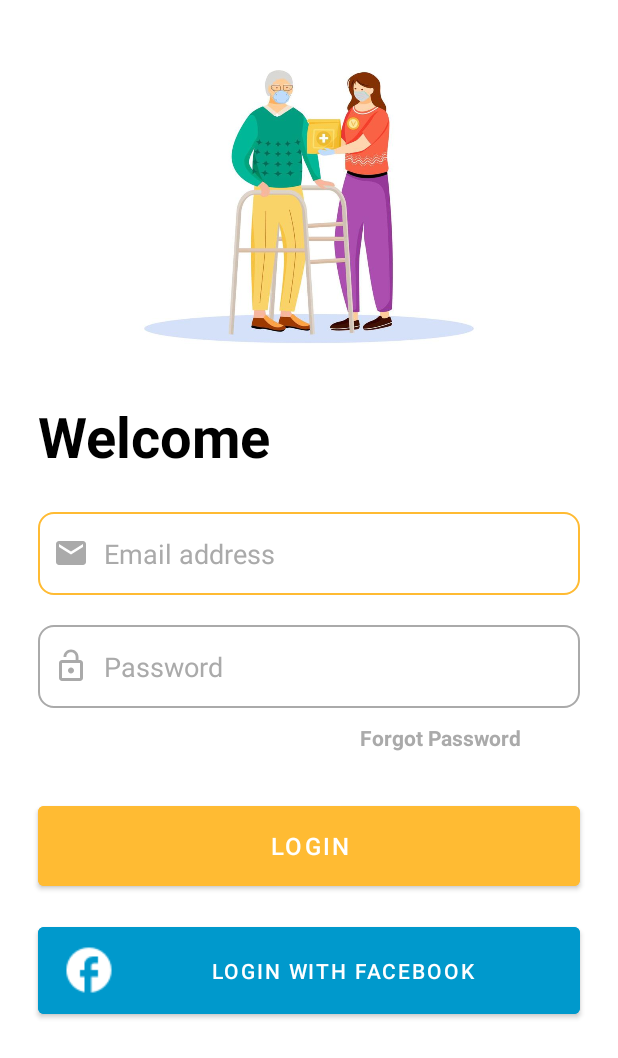
After one commit to Aryan2601/_Gratitude_, an Android app: the LoginActivity screen opened directly, with no data from a screen before it, on a phone screen of 412 x 824 dp. The commit adds this screen. Shown: the top 1058 px of the screen. Run offline under Robolectric (Android 15) with nearby library versions, the phone set to English and light mode, and no system bars; our stand-ins replace Firebase (no records; nobody signed in at launch, a user with empty details on screens opened directly).

Commit message:
Modified Manifest and added login

```diff
--- a/app/build.gradle
+++ b/app/build.gradle
@@ -1,5 +1,6 @@
 plugins {
     id 'com.android.application'
+    id 'com.google.gms.google-services'
 }
 
 android {
@@ -33,6 +34,8 @@ dependencies {
     implementation 'androidx.appcompat:appcompat:1.1.0'
     implementation 'com.google.android.material:material:1.1.0'
     implementation 'androidx.constraintlayout:constraintlayout:1.1.3'
+    implementation 'com.google.firebase:firebase-auth:19.2.0'
+    implementation 'com.google.firebase:firebase-firestore:21.4.0'
     testImplementation 'junit:junit:4.+'
     androidTestImplementation 'androidx.test.ext:junit:1.1.1'
     androidTestImplementation 'androidx.test.espresso:espresso-core:3.2.0'
--- a/app/src/main/AndroidManifest.xml
+++ b/app/src/main/AndroidManifest.xml
@@ -16,6 +16,11 @@
                 <category android:name="android.intent.category.LAUNCHER" />
             </intent-filter>
         </activity>
+
+        <activity android:name=".LoginActivity">
+
+
+        </activity>
         <activity android:name=".MainActivity">
 
         </activity>
--- /dev/null
+++ b/app/src/main/java/amhacks/gratitude/LoginActivity.java
@@ -0,0 +1,212 @@
+package amhacks.gratitude;
+
+import androidx.annotation.NonNull;
+import androidx.appcompat.app.AppCompatActivity;
+
+import android.os.Bundle;
+import android.text.TextUtils;
+import android.view.View;
+import android.widget.Button;
+import android.widget.EditText;
+import android.widget.TextView;
+import android.widget.Toast;
+
+import com.google.android.gms.tasks.OnCompleteListener;
+import com.google.android.gms.tasks.Task;
+import com.google.firebase.auth.AuthResult;
+import com.google.firebase.auth.FirebaseAuth;
+import com.google.firebase.auth.FirebaseAuthInvalidCredentialsException;
+import com.google.firebase.auth.FirebaseAuthInvalidUserException;
+import com.google.firebase.firestore.FirebaseFirestore;
+
+public class LoginActivity extends AppCompatActivity {
+
+    private EditText EmailET, PasswordET, ConfPasswordET;
+    private Button LoginButton, LoginFBButton;
+    private TextView ForgotPasswordLink;
+    private FirebaseAuth mAuth;
+    private FirebaseFirestore firestore;
+    private String email, password, confirm_password;
+
+    @Override
+    protected void onCreate(Bundle savedInstanceState) {
+        super.onCreate(savedInstanceState);
+        setContentView(R.layout.activity_login);
+
+        EmailET = (EditText) findViewById(R.id.emailAddressLogin);
+        PasswordET = (EditText) findViewById(R.id.passwordLogin);
+        ConfPasswordET = (EditText) findViewById(R.id.confirmPasswordLogin);
+        LoginButton = (Button) findViewById(R.id.login_button);
+        LoginFBButton = (Button) findViewById(R.id.login_fb_button);
+        ForgotPasswordLink = (TextView) findViewById(R.id.forgotPasswordLink);
+
+        EmailET.setOnFocusChangeListener(new View.OnFocusChangeListener() {
+            @Override
+            public void onFocusChange(View v, boolean hasFocus) {
+                if (hasFocus)
+                {
+                    EmailET.setBackgroundTintList(getApplicationContext().getResources().getColorStateList(R.color.orange));
+                }
+                else
+                {
+                    EmailET.setBackgroundTintList(getApplicationContext().getResources().getColorStateList(R.color.darker_gray));
+                }
+            }
+        });
+
+        PasswordET.setOnFocusChangeListener(new View.OnFocusChangeListener() {
+            @Override
+            public void onFocusChange(View v, boolean hasFocus) {
+                if (hasFocus)
+                {
+                    PasswordET.setBackgroundTintList(getApplicationContext().getResources().getColorStateList(R.color.orange));
+                }
+                else
+                {
+                    PasswordET.setBackgroundTintList(getApplicationContext().getResources().getColorStateList(R.color.darker_gray));
+                }
+            }
+        });
+
+        ConfPasswordET.setOnFocusChangeListener(new View.OnFocusChangeListener() {
+            @Override
+            public void onFocusChange(View v, boolean hasFocus) {
+                if (hasFocus)
+                {
+                    EmailET.setBackgroundTintList(getApplicationContext().getResources().getColorStateList(R.color.orange));
+                }
+                else
+                {
+                    EmailET.setBackgroundTintList(getApplicationContext().getResources().getColorStateList(R.color.darker_gray));
+                }
+            }
+        });
+
+        ForgotPasswordLink.setOnClickListener(new View.OnClickListener() {
+            @Override
+            public void onClick(View v) {
+                sendForgotLink();
+            }
+        });
+
+        LoginButton.setOnClickListener(new View.OnClickListener() {
+            @Override
+            public void onClick(View v) {
+                login();
+            }
+        });
+
+
+    }
+
+    void login()
+    {
+        email = EmailET.getText().toString();
+        password = PasswordET.getText().toString();
+
+        if(TextUtils.isEmpty(email) || TextUtils.isEmpty(password))
+        {
+            Toast.makeText(this, "Please fill all the credentials", Toast.LENGTH_SHORT).show();
+        }
+        else
+        {
+            mAuth.signInWithEmailAndPassword(email, password)
+                    .addOnCompleteListener(new OnCompleteListener<AuthResult>() {
+                        @Override
+                        public void onComplete(@NonNull Task<AuthResult> task) {
+                            if(task.isSuccessful())
+                            {
+                                Toast.makeText(LoginActivity.this, "Authenticated successfully.", Toast.LENGTH_SHORT).show();
+                            }
+                            else
+                            {
+                                try
+                                {
+                                    throw task.getException();
+                                }
+                                catch (FirebaseAuthInvalidUserException invalidEmail)
+                                {
+                                    ConfPasswordET.setVisibility(View.VISIBLE);
+                                    ForgotPasswordLink.setVisibility(View.INVISIBLE);
+                                    LoginButton.setText("REGISTER");
+                                    LoginButton.setOnClickListener(new View.OnClickListener() {
+                                        @Override
+                                        public void onClick(View v) {
+                                            register();
+                                        }
+                                    });
+                                }
+                                catch (FirebaseAuthInvalidCredentialsException invalidCredentials)
+                                {
+                                    Toast.makeText(LoginActivity.this, "Invalid credentials", Toast.LENGTH_SHORT).show();
+                                }
+                                catch (Exception e) {
+                                    e.printStackTrace();
+                                }
+                            }
+
+                        }
+                    });
+        }
+    }
+
+    void register()
+    {
+        email = EmailET.getText().toString();
+        password = PasswordET.getText().toString();
+        confirm_password = ConfPasswordET.getText().toString();
+
+        if (password.equals(confirm_password))
+        {
+            mAuth.createUserWithEmailAndPassword(email, password)
+                    .addOnCompleteListener(new OnCompleteListener<AuthResult>() {
+                        @Override
+                        public void onComplete(@NonNull Task<AuthResult> task) {
+                            if (task.isSuccessful())
+                            {
+                                Toast.makeText(LoginActivity.this, "Registered Successfully", Toast.LENGTH_SHORT).show();
+                            }
+                            else
+                            {
+                                String err = task.getException().getMessage();
+                                Toast.makeText(LoginActivity.this, err, Toast.LENGTH_SHORT).show();
+                            }
+
+                        }
+                    });
+        }
+        else
+        {
+            Toast.makeText(this, "Passwords do not match", Toast.LENGTH_SHORT).show();
+        }
+    }
+
+    void sendForgotLink()
+    {
+        email = EmailET.getText().toString();
+
+        if (TextUtils.isEmpty(email))
+        {
+            Toast.makeText(this, "Please provide the email address associated with your account", Toast.LENGTH_SHORT).show();
+        }
+        else {
+            mAuth.sendPasswordResetEmail(email)
+                    .addOnCompleteListener(new OnCompleteListener<Void>() {
+                        @Override
+                        public void onComplete(@NonNull Task<Void> task) {
+                            if (task.isSuccessful())
+                            {
+                                Toast.makeText(LoginActivity.this, "Password reset mail sent successfully.", Toast.LENGTH_SHORT).show();
+                            }
+                            else
+                            {
+                                String err = task.getException().getMessage();
+                                Toast.makeText(LoginActivity.this, err, Toast.LENGTH_SHORT).show();
+                            }
+
+                        }
+                    });
+        }
+    }
+
+}
--- a/app/src/main/java/amhacks/gratitude/MainActivity.java
+++ b/app/src/main/java/amhacks/gratitude/MainActivity.java
@@ -6,6 +6,8 @@ import android.os.Bundle;
 
 public class MainActivity extends AppCompatActivity {
 
+
+
     @Override
     protected void onCreate(Bundle savedInstanceState) {
         super.onCreate(savedInstanceState);
--- /dev/null
+++ b/app/src/main/res/drawable/edit_text_style.xml
@@ -0,0 +1,6 @@
+<?xml version="1.0" encoding="utf-8"?>
+<shape xmlns:android="http://schemas.android.com/apk/res/android">
+    <corners android:radius="15px"/>
+    <solid android:color="@android:color/transparent"/>
+    <stroke android:width="1dp" android:color="@android:color/darker_gray"/>
+</shape>
--- /dev/null
+++ b/app/src/main/res/drawable/email_icon.xml
@@ -0,0 +1,10 @@
+<vector xmlns:android="http://schemas.android.com/apk/res/android"
+    android:width="24dp"
+    android:height="24dp"
+    android:viewportWidth="24"
+    android:viewportHeight="24"
+    android:tint="?attr/colorControlNormal">
+  <path
+      android:fillColor="@android:color/white"
+      android:pathData="M20,4L4,4c-1.1,0 -1.99,0.9 -1.99,2L2,18c0,1.1 0.9,2 2,2h16c1.1,0 2,-0.9 2,-2L22,6c0,-1.1 -0.9,-2 -2,-2zM20,8l-8,5 -8,-5L4,6l8,5 8,-5v2z"/>
+</vector>
--- /dev/null
+++ b/app/src/main/res/drawable/lock_icon.xml
@@ -0,0 +1,10 @@
+<vector xmlns:android="http://schemas.android.com/apk/res/android"
+    android:width="24dp"
+    android:height="24dp"
+    android:viewportWidth="24"
+    android:viewportHeight="24"
+    android:tint="?attr/colorControlNormal">
+  <path
+      android:fillColor="@android:color/white"
+      android:pathData="M12,17c1.1,0 2,-0.9 2,-2s-0.9,-2 -2,-2 -2,0.9 -2,2 0.9,2 2,2zM18,8h-1L17,6c0,-2.76 -2.24,-5 -5,-5S7,3.24 7,6h1.9c0,-1.71 1.39,-3.1 3.1,-3.1 1.71,0 3.1,1.39 3.1,3.1v2L6,8c-1.1,0 -2,0.9 -2,2v10c0,1.1 0.9,2 2,2h12c1.1,0 2,-0.9 2,-2L20,10c0,-1.1 -0.9,-2 -2,-2zM18,20L6,20L6,10h12v10z"/>
+</vector>
--- /dev/null
+++ b/app/src/main/res/layout/activity_login.xml
@@ -0,0 +1,138 @@
+<?xml version="1.0" encoding="utf-8"?>
+<RelativeLayout xmlns:android="http://schemas.android.com/apk/res/android"
+    xmlns:app="http://schemas.android.com/apk/res-auto"
+    xmlns:tools="http://schemas.android.com/tools"
+    android:layout_width="match_parent"
+    android:layout_height="match_parent"
+    tools:context=".LoginActivity"
+    android:background="@color/white"
+    >
+
+    <ScrollView
+        android:layout_width="match_parent"
+        android:layout_height="wrap_content">
+
+        <LinearLayout
+            android:layout_width="match_parent"
+            android:layout_height="wrap_content"
+            android:orientation="vertical"
+            android:gravity="left"
+            >
+
+            <ImageView
+                android:layout_width="match_parent"
+                android:layout_height="260dp"
+                android:src="@drawable/img1"
+                android:scaleType="centerInside"
+                />
+            <TextView
+                android:layout_width="wrap_content"
+                android:layout_height="wrap_content"
+                android:text="Welcome"
+                android:textStyle="bold"
+                android:textColor="@android:color/black"
+                android:textSize="37sp"
+                android:padding="5dp"
+                android:layout_marginLeft="20dp"
+                />
+
+            <LinearLayout
+                android:layout_width="match_parent"
+                android:layout_height="wrap_content"
+                android:orientation="vertical"
+
+                >
+
+                <EditText
+                    android:id="@+id/emailAddressLogin"
+                    android:layout_width="match_parent"
+                    android:layout_height="55dp"
+                    android:layout_marginLeft="25dp"
+                    android:layout_marginRight="25dp"
+                    android:layout_marginTop="20dp"
+                    android:inputType="textEmailAddress"
+                    android:textColor="@color/black"
+                    android:textColorHint="@color/darker_gray"
+                    android:hint="Email address"
+                    android:drawableLeft="@drawable/email_icon"
+                    android:drawablePadding="10dp"
+                    android:drawableTint="@color/darker_gray"
+                    android:padding="10dp"
+                    android:background="@drawable/edit_text_style"/>
+
+                <EditText
+                    android:id="@+id/passwordLogin"
+                    android:layout_width="match_parent"
+                    android:layout_height="55dp"
+                    android:layout_marginLeft="25dp"
+                    android:layout_marginRight="25dp"
+                    android:layout_marginTop="20dp"
+                    android:textColor="@color/black"
+                    android:drawableTint="@color/darker_gray"
+                    android:textColorHint="@color/darker_gray"
+                    android:drawableLeft="@drawable/lock_icon"
+                    android:drawablePadding="10dp"
+                    android:inputType="textPassword"
+                    android:hint="Password"
+                    android:padding="10dp"
+                    android:background="@drawable/edit_text_style"/>
+
+                <EditText
+                    android:id="@+id/confirmPasswordLogin"
+                    android:layout_width="match_parent"
+                    android:layout_height="55dp"
+                    android:layout_marginLeft="25dp"
+                    android:layout_marginRight="25dp"
+                    android:visibility="gone"
+                    android:layout_marginTop="20dp"
+                    android:drawableLeft="@drawable/lock_icon"
+                    android:drawablePadding="10dp"
+                    android:inputType="textPassword"
+                    android:hint="Confirm Password"
+                    android:padding="10dp"
+                    android:background="@drawable/edit_text_style"/>
+
+                <TextView
+                    android:id="@+id/forgotPasswordLink"
+                    android:layout_width="wrap_content"
+                    android:layout_height="wrap_content"
+                    android:text="Forgot Password"
+                    android:layout_marginLeft="240dp"
+                    android:textColor="@color/darker_gray"
+                    android:layout_marginTop="10dp"
+                    android:textStyle="bold"
+                    />
+
+                <Button
+                    android:id="@+id/login_button"
+                    android:layout_width="match_parent"
+                    android:layout_height="65dp"
+                    android:layout_marginLeft="25dp"
+                    android:layout_marginRight="25dp"
+                    android:layout_marginTop="30dp"
+                    android:text="LOGIN"
+                    android:textSize="16sp"
+                    android:backgroundTint="@android:color/holo_orange_light"/>
+
+                <Button
+                    android:id="@+id/login_fb_button"
+                    android:layout_width="match_parent"
+                    android:layout_height="70dp"
+                    android:layout_marginLeft="25dp"
+                    android:layout_marginRight="25dp"
+                    android:layout_marginTop="15dp"
+                    android:layout_marginBottom="30dp"
+                    android:backgroundTint="@android:color/holo_blue_dark"
+                    android:drawableLeft="@drawable/fb_logo"
+                    android:drawableTint="@android:color/white"
+                    android:text="Login with Facebook"/>
+
+            </LinearLayout>
+
+
+
+        </LinearLayout>
+
+    </ScrollView>
+
+</RelativeLayout>
--- a/app/src/main/res/values-night/themes.xml
+++ /dev/null
@@ -1,16 +0,0 @@
-<resources xmlns:tools="http://schemas.android.com/tools">
-    <!-- Base application theme. -->
-    <style name="Theme.Gratitude" parent="Theme.MaterialComponents.DayNight.DarkActionBar">
-        <!-- Primary brand color. -->
-        <item name="colorPrimary">@color/purple_200</item>
-        <item name="colorPrimaryVariant">@color/purple_700</item>
-        <item name="colorOnPrimary">@color/black</item>
-        <!-- Secondary brand color. -->
-        <item name="colorSecondary">@color/teal_200</item>
-        <item name="colorSecondaryVariant">@color/teal_200</item>
-        <item name="colorOnSecondary">@color/black</item>
-        <!-- Status bar color. -->
-        <item name="android:statusBarColor" tools:targetApi="l">?attr/colorPrimaryVariant</item>
-        <!-- Customize your theme here. -->
-    </style>
-</resources>
--- a/app/src/main/res/values/colors.xml
+++ b/app/src/main/res/values/colors.xml
@@ -7,4 +7,6 @@
     <color name="teal_700">#FF018786</color>
     <color name="black">#FF000000</color>
     <color name="white">#FFFFFFFF</color>
+    <color name="orange">@android:color/holo_orange_light</color>
+    <color name="darker_gray">@android:color/darker_gray</color>
 </resources>
--- a/app/src/main/res/values/themes.xml
+++ b/app/src/main/res/values/themes.xml
@@ -1,14 +1,10 @@
 <resources xmlns:tools="http://schemas.android.com/tools">
     <!-- Base application theme. -->
-    <style name="Theme.Gratitude" parent="Theme.MaterialComponents.DayNight.DarkActionBar">
+    <style name="Theme.Gratitude" parent="Theme.MaterialComponents.DayNight.NoActionBar">
         <!-- Primary brand color. -->
-        <item name="colorPrimary">@color/purple_500</item>
-        <item name="colorPrimaryVariant">@color/purple_700</item>
+        <item name="colorPrimary">@color/orange</item>
+        <item name="colorPrimaryVariant">@color/orange</item>
         <item name="colorOnPrimary">@color/white</item>
-        <!-- Secondary brand color. -->
-        <item name="colorSecondary">@color/teal_200</item>
-        <item name="colorSecondaryVariant">@color/teal_700</item>
-        <item name="colorOnSecondary">@color/black</item>
         <!-- Status bar color. -->
         <item name="android:statusBarColor" tools:targetApi="l">?attr/colorPrimaryVariant</item>
         <!-- Customize your theme here. -->
--- a/build.gradle
+++ b/build.gradle
@@ -6,6 +6,7 @@ buildscript {
     }
     dependencies {
         classpath "com.android.tools.build:gradle:4.1.0"
+        classpath 'com.google.gms:google-services:4.3.3'
 
         // NOTE: Do not place your application dependencies here; they belong
         // in the individual module build.gradle files
```
Also changed, not shown: app/src/main/res/drawable/fb_logo.png (added), app/src/main/res/drawable/img1.jpg (added), 2 other files.
